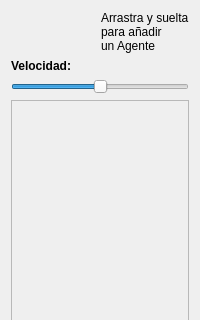
This is src/options/agentoptions.ui in Dariasteam/I.A. as Qt 5 draws it before an edit; both pictures show x 0 to 200 and y 0 to 320 of the 200 by 535 pixel window. The edited form follows.
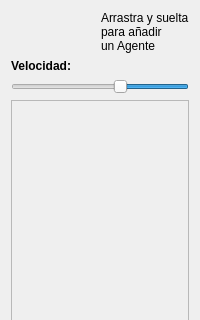
This is the edited form.

The edit to the form file:
```diff
--- a/src/options/agentoptions.ui
+++ b/src/options/agentoptions.ui
@@ -50,17 +50,23 @@
    </item>
    <item>
     <widget class="QSlider" name="speedMove">
-     <property name="maximum">
+     <property name="minimum">
       <number>100</number>
      </property>
+     <property name="maximum">
+      <number>500</number>
+     </property>
+     <property name="value">
+      <number>250</number>
+     </property>
      <property name="sliderPosition">
-      <number>50</number>
+      <number>250</number>
      </property>
      <property name="orientation">
       <enum>Qt::Horizontal</enum>
      </property>
      <property name="invertedAppearance">
-      <bool>false</bool>
+      <bool>true</bool>
      </property>
      <property name="invertedControls">
       <bool>true</bool>
```
